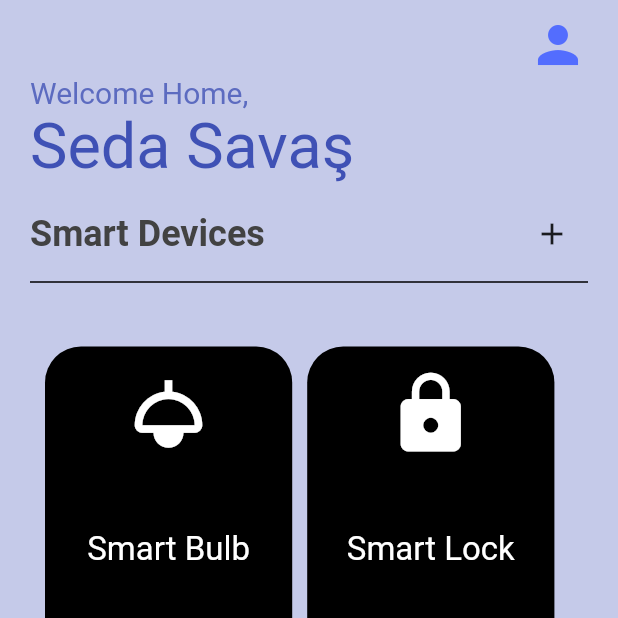
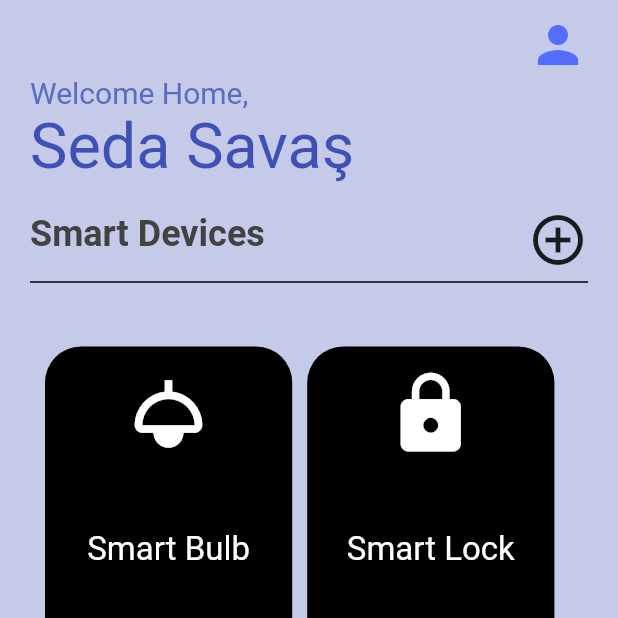
Before and after one commit to sedsax/SmartDevices, a Flutter app: the screen it shows after launch, on a phone screen of 412 x 824 dp, the top half of it. Run offline on Flutter 3.47's test engine with Material 2 defaults, Android fonts, the phone set to English and light mode, and no system bars; our stand-ins replace shared_preferences.

Commit message:
sayfa düzenlemeleri yapıldı

```diff
--- a/lib/constants/colors.dart
+++ b/lib/constants/colors.dart
@@ -7,6 +7,8 @@ class AppColors {
   static Color routinePink = Colors.pink[700]!;
   static Color routineCard = Colors.indigo[200]!;
 
-  static Color floatingButton =  Colors.indigoAccent;
+  static Color indigoA =  Colors.indigoAccent;
   static Color background = Colors.indigo[100]!;
+  static Color indigo =  Colors.indigo;
+  static Color indigo4 = Colors.indigo[400]!;
 }
--- a/lib/util/device_card.dart
+++ b/lib/util/device_card.dart
@@ -39,7 +39,8 @@ class DeviceCard extends StatelessWidget {
               routine.device.name,
               style: TextStyle(
                   fontSize: 22,
-                  color: routine.device.isPowerOn ? Colors.black : Colors.white),
+                  color:
+                      routine.device.isPowerOn ? Colors.black : Colors.white),
             ),
             Switch(
               value: routine.device.isPowerOn,
--- /dev/null
+++ b/lib/util/device_card_list.dart
@@ -0,0 +1,45 @@
+import 'package:flutter/material.dart';
+import 'package:provider/provider.dart';
+import 'package:smart_devices/util/device_card.dart';
+import 'package:smart_devices/view-models/device_view_model.dart';
+import 'package:smart_devices/view/routine_detail_screen.dart';
+
+class DeviceCardList extends StatelessWidget {
+  const DeviceCardList({
+    super.key,
+  });
+
+  @override
+  Widget build(BuildContext context) {
+    return Consumer<DeviceViewModel>(builder: (context, deviceViewModel, _) {
+      return Expanded(
+        child: ListView.builder(
+          itemCount: deviceViewModel.routines.length,
+          scrollDirection: Axis.horizontal,
+          padding: const EdgeInsets.symmetric(horizontal: 25, vertical: 20),
+          itemBuilder: (context, index) {
+            final routine = deviceViewModel.routines[index];
+            return GestureDetector(
+              onTap: () {
+                Navigator.push(
+                  context,
+                  MaterialPageRoute(
+                    builder: (context) => DetailScreen(
+                      routine: routine,
+                      index: index,
+                    ),
+                  ),
+                );
+              },
+              child: DeviceCard(
+                routine: routine,
+                onChanged: (value) =>
+                    deviceViewModel.devicePowerSwitch(value, index),
+              ),
+            );
+          },
+        ),
+      );
+    });
+  }
+}
--- a/lib/util/routine_card.dart
+++ b/lib/util/routine_card.dart
@@ -81,7 +81,7 @@ class RoutineCard extends StatelessWidget {
                 const Spacer(),
                 IconButton(
                   onPressed: () {
-                    deviceViewModel.deleteRoutine(context,index);
+                    deviceViewModel.deleteRoutine(context, index);
                   },
                   icon: const Icon(Icons.delete_outline_outlined),
                   color: AppColors.routinePink,
--- /dev/null
+++ b/lib/util/routine_card_list.dart
@@ -0,0 +1,43 @@
+import 'package:flutter/material.dart';
+import 'package:provider/provider.dart';
+import 'package:smart_devices/util/routine_card.dart';
+import 'package:smart_devices/view-models/device_view_model.dart';
+import 'package:smart_devices/view/routine_detail_screen.dart';
+
+class RoutineCardList extends StatelessWidget {
+  const RoutineCardList({
+    super.key,
+  });
+
+  @override
+  Widget build(BuildContext context) {
+    return Consumer<DeviceViewModel>(builder: (context, deviceViewModel, _) {
+      return Expanded(
+        child: ListView.builder(
+          itemCount: deviceViewModel.routines.length,
+          padding: const EdgeInsets.symmetric(horizontal: 25),
+          itemBuilder: (context, index) {
+            final routine = deviceViewModel.routines[index];
+            return GestureDetector(
+              onTap: () {
+                Navigator.push(
+                  context,
+                  MaterialPageRoute(
+                    builder: (context) => DetailScreen(
+                      routine: routine,
+                      index: index,
+                    ),
+                  ),
+                );
+              },
+              child: RoutineCard(
+                  routine: routine,
+                  index: index,
+                  deviceViewModel: deviceViewModel),
+            );
+          },
+        ),
+      );
+    });
+  }
+}
--- a/lib/util/welcome_user.dart
+++ b/lib/util/welcome_user.dart
@@ -1,4 +1,5 @@
 import 'package:flutter/material.dart';
+import 'package:smart_devices/constants/colors.dart';
 import 'package:smart_devices/view/new_routine.dart';
 
 class WelcomeUser extends StatelessWidget {
@@ -19,21 +20,21 @@ class WelcomeUser extends StatelessWidget {
         children: [
           Row(
             mainAxisAlignment: MainAxisAlignment.end,
-            children: const [
+            children: [
               Icon(
                 Icons.person,
                 size: 40,
-                color: Colors.indigoAccent,
+                color: AppColors.indigoA,
               ),
             ],
           ),
           Text(
             welcomeMessage,
-            style: TextStyle(fontSize: 20, color: Colors.indigo[400]),
+            style: TextStyle(fontSize: 20, color: AppColors.indigo4),
           ),
-          const Text(
+          Text(
             userName,
-            style: TextStyle(fontSize: 42, color: Colors.indigo),
+            style: TextStyle(fontSize: 42, color: AppColors.indigo),
           ),
           const SizedBox(height: 10),
           Row(
@@ -46,7 +47,7 @@ class WelcomeUser extends StatelessWidget {
                   color: Colors.grey.shade800,
                 ),
               ),
-              Spacer(),
+              const Spacer(),
               IconButton(
                   onPressed: () {
                     Navigator.push(
@@ -55,7 +56,7 @@ class WelcomeUser extends StatelessWidget {
                           builder: (context) => const NewRoutinePage()),
                     );
                   },
-                  icon: Icon(Icons.add))
+                  icon: const Icon(Icons.add_circle_outline, size: 40))
             ],
           ),
           const Divider(
--- a/lib/view-models/device_view_model.dart
+++ b/lib/view-models/device_view_model.dart
@@ -83,7 +83,8 @@ class DeviceViewModel extends ChangeNotifier {
   void loadRoutineData() async {
     _prefs = await SharedPreferences.getInstance();
     for (int i = 0; i < routines.length; i++) {
-    routines[i].device.isPowerOn = _prefs.getBool('routine_device_$i') ?? false;
+      routines[i].device.isPowerOn =
+          _prefs.getBool('routine_device_$i') ?? false;
     }
     notifyListeners();
   }
@@ -93,7 +94,6 @@ void _saveRoutineData() async {
       await _prefs.setBool('routine_device_$i', routines[i].device.isPowerOn);
     }
   }
-
 
   void devicePowerSwitch(bool value, int index) {
     final device = routines[index].device;
--- a/lib/view/home_screen.dart
+++ b/lib/view/home_screen.dart
@@ -1,12 +1,8 @@
 import 'package:flutter/material.dart';
-import 'package:provider/provider.dart';
 import 'package:smart_devices/constants/colors.dart';
-import 'package:smart_devices/util/device_card.dart';
-import 'package:smart_devices/util/routine_card.dart';
+import 'package:smart_devices/util/device_card_list.dart';
+import 'package:smart_devices/util/routine_card_list.dart';
 import 'package:smart_devices/util/welcome_user.dart';
-import 'package:smart_devices/view-models/device_view_model.dart';
-import 'package:smart_devices/view/new_routine.dart';
-import 'package:smart_devices/view/routine_detail_screen.dart';
 
 class HomeScreen extends StatelessWidget {
   const HomeScreen({super.key});
@@ -16,71 +12,14 @@ class HomeScreen extends StatelessWidget {
     return Scaffold(
       backgroundColor: AppColors.background,
       body: SafeArea(
-        child: Consumer<DeviceViewModel>(
-          builder: (context, deviceViewModel, _) {
-            return Column(
-              children: [
-                const SizedBox(height: 10),
-                const WelcomeUser(),
-                const SizedBox(height: 10),
-                 Expanded(
-                  child: ListView.builder(
-                    itemCount: deviceViewModel.routines.length,
-                    scrollDirection: Axis.horizontal,
-                    padding: const EdgeInsets.symmetric(horizontal: 25, vertical: 20),
-                    itemBuilder: (context, index) {
-                      final routine = deviceViewModel.routines[index];
-                      return GestureDetector(
-                        onTap: () {
-                          Navigator.push(
-                            context,
-                            MaterialPageRoute(
-                              builder: (context) => DetailScreen(
-                                routine: routine,
-                                index: index,
-                              ),
-                            ),
-                          );
-                        },
-                        child: DeviceCard(
-                          routine: routine,
-                          onChanged: (value) =>
-                              deviceViewModel.devicePowerSwitch(value, index),
-                        ),
-                      );
-                    },
-                  ),
-                ),
-                Expanded(
-                  child: ListView.builder(
-                    itemCount: deviceViewModel.routines.length,
-                    padding: const EdgeInsets.symmetric(horizontal: 25),
-                    itemBuilder: (context, index) {
-                      final routine = deviceViewModel.routines[index];
-                      return GestureDetector
-                      (
-                        onTap: () {
-                          Navigator.push(
-                            context,
-                            MaterialPageRoute(
-                              builder: (context) => DetailScreen(
-                                routine: routine,
-                                index: index,
-                              ),
-                            ),
-                          );
-                        },
-                        child: RoutineCard(
-                            routine: routine,
-                            index: index,
-                            deviceViewModel: deviceViewModel),
-                      );
-                    },
-                  ),
-                ),
-              ],
-            );
-          },
+        child: Column(
+          children: const [
+            SizedBox(height: 10),
+            WelcomeUser(),
+            SizedBox(height: 10),
+            DeviceCardList(),
+            RoutineCardList(),
+          ],
         ),
       ),
     );
--- a/lib/view/new_routine.dart
+++ b/lib/view/new_routine.dart
@@ -11,7 +11,6 @@ class NewRoutinePage extends StatefulWidget {
   // ignore: library_private_types_in_public_api
   _NewRoutinePageState createState() => _NewRoutinePageState();
 }
-
 class _NewRoutinePageState extends State<NewRoutinePage> {
   String routineName = '';
   Device? selectedDevice;
```
Also changed, not shown: lib/view/routine_detail_screen.dart (+50 -29 lines), lib/main.dart (line endings or trailing spaces). Lines whose indentation alone changed are shown as unchanged.
